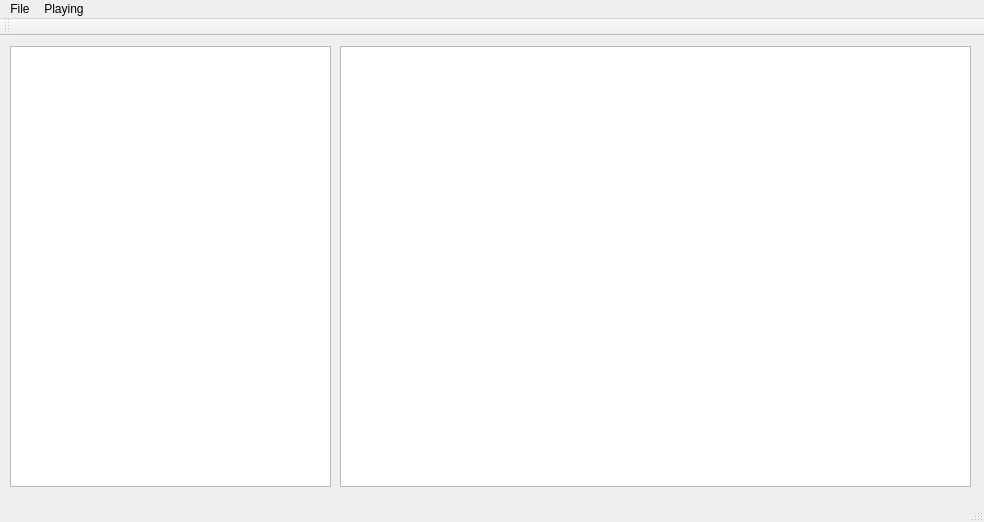
First picture: the form in mainwindow.ui, repository KirillDubinkin/Errorise, before the edit.
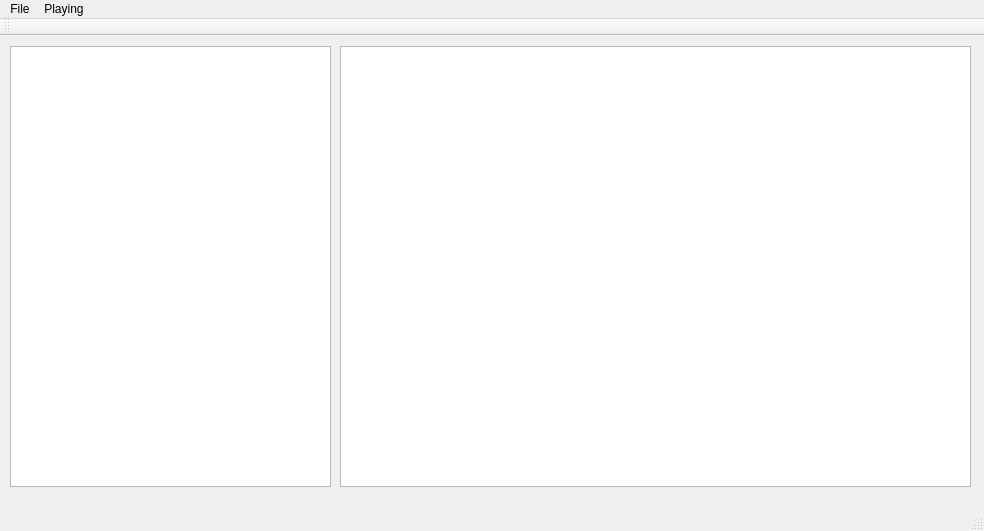
Second picture: the form after the edit.

```diff
--- a/mainwindow.ui
+++ b/mainwindow.ui
@@ -7,7 +7,7 @@
     <x>0</x>
     <y>0</y>
     <width>984</width>
-    <height>522</height>
+    <height>531</height>
    </rect>
   </property>
   <property name="windowTitle">
@@ -72,7 +72,11 @@
     <bool>false</bool>
    </attribute>
   </widget>
-  <widget class="QStatusBar" name="statusBar"/>
+  <widget class="QStatusBar" name="status">
+   <property name="enabled">
+    <bool>true</bool>
+   </property>
+  </widget>
   <action name="actionChoose_Directory">
    <property name="text">
     <string>Choose Directory</string>
```
